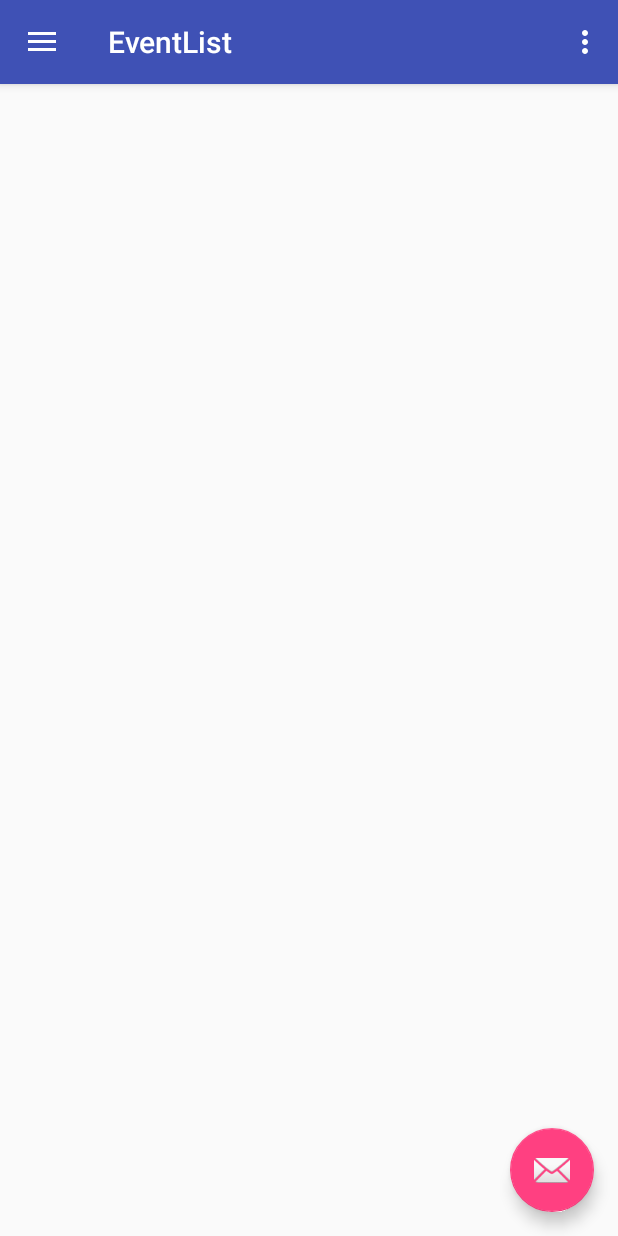
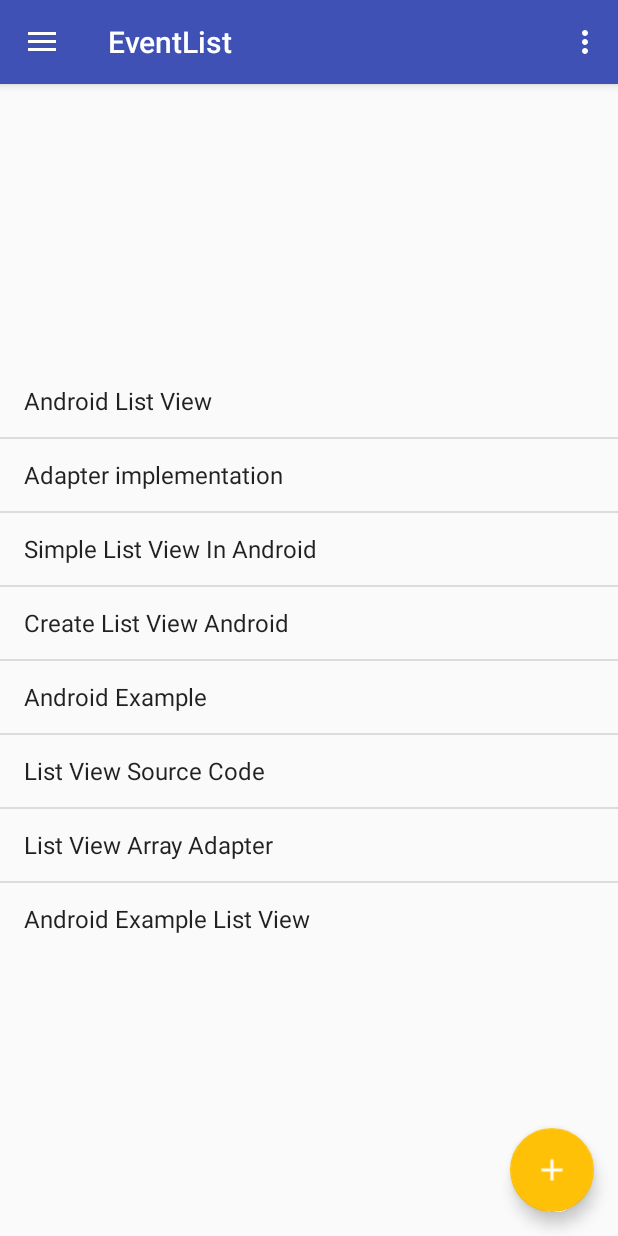
Before and after one commit to Albertorio/Get-0.2-Android, an Android app: the EventList screen opened directly, with no data from a screen before it, on a phone screen of 412 x 824 dp. Run offline under Robolectric (Android 15) with nearby library versions, the phone set to English and light mode, and no system bars; our stand-ins replace CircleImageView; libraries missing offline, so code that uses them is left out: com.parse; 5 statements that could not run were skipped.

Commit message:
fixed picture, working on add event

```diff
--- a/app/build.gradle
+++ b/app/build.gradle
@@ -35,11 +35,12 @@ allprojects {
 dependencies {
     compile fileTree(dir: 'libs', include: ['*.jar'])
     testCompile 'junit:junit:4.12'
+
     compile 'com.android.support:appcompat-v7:23.1.1'
     compile 'com.android.support:design:23.1.1'
     compile 'de.hdodenhof:circleimageview:2.0.0'
     compile 'pl.droidsonroids.gif:android-gif-drawable:1.1.+'
     compile 'com.parse.bolts:bolts-android:1.+'
     compile 'com.parse:parse-android:1.+'
-
+    compile 'com.google.android.gms:play-services:8.4.0'
 }
--- a/app/src/main/java/com/chamas/luis/getver2/EventList.java
+++ b/app/src/main/java/com/chamas/luis/getver2/EventList.java
@@ -1,9 +1,13 @@
 package com.chamas.luis.getver2;
 
+import android.app.Activity;
 import android.content.Intent;
+import android.graphics.Bitmap;
+import android.graphics.BitmapFactory;
 import android.os.Bundle;
 import android.support.design.widget.FloatingActionButton;
 import android.support.design.widget.Snackbar;
+import android.util.Log;
 import android.view.LayoutInflater;
 import android.view.View;
 import android.support.design.widget.NavigationView;
@@ -14,21 +18,33 @@ import android.support.v7.app.AppCompatActivity;
 import android.support.v7.widget.Toolbar;
 import android.view.Menu;
 import android.view.MenuItem;
+import android.widget.AdapterView;
+import android.widget.ArrayAdapter;
+import android.widget.ListAdapter;
+import android.widget.ListView;
 import android.widget.SlidingDrawer;
 import android.widget.TextView;
 import android.widget.Toast;
 
+import com.google.android.gms.common.api.GoogleApiClient;
+import com.google.android.gms.location.LocationServices;
+import com.parse.GetDataCallback;
+import com.parse.ParseException;
+import com.parse.ParseFile;
 import com.parse.ParseUser;
 
 import org.w3c.dom.Text;
 
+import java.io.File;
+
+import de.hdodenhof.circleimageview.CircleImageView;
+
 public class EventList extends AppCompatActivity implements NavigationView.OnNavigationItemSelectedListener {
     TextView navName, navEmail;
-    private DrawerLayout mDrawerLayout;
-    private ActionBarDrawerToggle mDrawerToggle;
-    private CharSequence mDrawerTitle;
-    private CharSequence mTitle;
-
+    ListAdapter listAdapter;
+    ListView eventList;
+    CircleImageView profileImage;
+    GoogleApiClient mGoogleApiClient;
 
 
     @Override
@@ -38,26 +54,68 @@ public class EventList extends AppCompatActivity implements NavigationView.OnNav
         Toolbar toolbar = (Toolbar) findViewById(R.id.toolbar);
         setSupportActionBar(toolbar);
 
+        eventList = (ListView) findViewById(R.id.listView);
 
 
 
+        String[] values = new String[]{"Android List View",
+                "Adapter implementation",
+                "Simple List View In Android",
+                "Create List View Android",
+                "Android Example",
+                "List View Source Code",
+                "List View Array Adapter",
+                "Android Example List View"
+        };
+
+        // Define a new Adapter
+        // First parameter - Context
+        // Second parameter - Layout for the row
+        // Third parameter - ID of the TextView to which the data is written
+        // Forth - the Array of data
+        ArrayAdapter<String> adapter = new ArrayAdapter<String>(this,
+                android.R.layout.simple_list_item_1, android.R.id.text1, values);
+
+        // Assign adapter to ListView
+        eventList.setAdapter(adapter);
+
+        // ListView Item Click Listener
+        eventList.setOnItemClickListener(new AdapterView.OnItemClickListener() {
+
+            @Override
+            public void onItemClick(AdapterView<?> parent, View view,
+                                    int position, long id) {
+
+                // ListView Clicked item index
+                int itemPosition = position;
+
+                // ListView Clicked item value
+                String itemValue = (String) eventList.getItemAtPosition(position);
+
+                // Show Alert
+                Toast.makeText(getApplicationContext(),
+                        "Position :" + itemPosition + "  ListItem : " + itemValue, Toast.LENGTH_LONG)
+                        .show();
+
+            }
+
+        });
+
+
         ParseUser user = ParseUser.getCurrentUser();
-        final String name = (String)user.get("Name");
-        final String email = (String)user.get("email");
-
-//        Toast.makeText(this, "name: " + name, Toast.LENGTH_SHORT).show();
-//        Toast.makeText(this, "email: " + email, Toast.LENGTH_LONG).show();
+        final String name = (String) user.get("Name");
+        final String email = (String) user.get("email");
 
 
         FloatingActionButton fab = (FloatingActionButton) findViewById(R.id.fab);
         fab.setOnClickListener(new View.OnClickListener() {
             @Override
             public void onClick(View view) {
-                Snackbar.make(view, "Replace with your own action", Snackbar.LENGTH_LONG)
-                        .setAction("Action", null).show();
+                addEvent(view);
+//                Snackbar.make(view, "Replace with your own action", Snackbar.LENGTH_LONG)
+//                        .setAction("Action", null).show();
             }
         });
-
 
 
         DrawerLayout drawer = (DrawerLayout) findViewById(R.id.drawer_layout);
@@ -71,10 +129,40 @@ public class EventList extends AppCompatActivity implements NavigationView.OnNav
         View headerView = LayoutInflater.from(this).inflate(R.layout.nav_header_event_list, navigationView, false);
         navigationView.addHeaderView(headerView);
         navigationView.setNavigationItemSelectedListener(this);
-        navName = (TextView)headerView.findViewById(R.id.navname);
+
+        navName = (TextView) headerView.findViewById(R.id.navname);
         navName.setText(name);
         navEmail = (TextView) headerView.findViewById(R.id.navemail);
         navEmail.setText(email);
+
+        ParseFile fileObject = (ParseFile) user.get("Picture");
+        fileObject.getDataInBackground(new GetDataCallback() {
+            @Override
+            public void done(byte[] data, ParseException e) {
+                if (e == null) {
+                    //Decode the Byte[] into Bitmap
+                    Bitmap bpm = BitmapFactory.decodeByteArray(data, 0, data.length);
+                    profileImage = (CircleImageView) findViewById(R.id.profile_image);
+                    profileImage.setImageBitmap(bpm);
+                } else {
+                    Log.d("Test", "Problem load image the data");
+                }
+            }
+        });
+
+    }
+
+    public void addEvent(View v) {
+        Intent intent = new Intent(this, MapsActivity.class);
+        startActivityForResult(intent, 1);
+    }
+
+    public void onActivityResult(int requestCode, int resultCode, Intent data){
+        if(requestCode == 1){
+            if(resultCode == Activity.RESULT_OK){
+
+            }
+        }
     }
 
     @Override
--- a/app/src/main/res/layout/app_bar_event_list.xml
+++ b/app/src/main/res/layout/app_bar_event_list.xml
@@ -29,6 +29,6 @@
         android:layout_height="wrap_content"
         android:layout_gravity="bottom|end"
         android:layout_margin="@dimen/fab_margin"
-        android:src="@android:drawable/ic_dialog_email" />
+        android:src="@drawable/ic_add_white_24dp" />
 
 </android.support.design.widget.CoordinatorLayout>
--- a/app/src/main/res/layout/content_event_list.xml
+++ b/app/src/main/res/layout/content_event_list.xml
@@ -5,11 +5,15 @@
     android:layout_width="match_parent"
     android:layout_height="match_parent"
     android:paddingBottom="@dimen/activity_vertical_margin"
-    android:paddingLeft="@dimen/activity_horizontal_margin"
-    android:paddingRight="@dimen/activity_horizontal_margin"
-    android:paddingTop="@dimen/activity_vertical_margin"
     app:layout_behavior="@string/appbar_scrolling_view_behavior"
     tools:context="com.chamas.luis.getver2.EventList"
     tools:showIn="@layout/app_bar_event_list">
 
+
+    <ListView
+        android:layout_width="match_parent"
+        android:layout_height="wrap_content"
+        android:id="@+id/listView"
+        android:layout_centerVertical="true"
+        android:layout_centerHorizontal="true" />
 </RelativeLayout>
--- a/app/src/main/res/layout/nav_header_event_list.xml
+++ b/app/src/main/res/layout/nav_header_event_list.xml
@@ -18,7 +18,8 @@
         android:layout_height="50dp"
         android:src="@drawable/default_profile_large"
         app:civ_border_width="2dp"
-        app:civ_border_color="#FF000000"/>
+        app:civ_border_color="#FF000000"
+        android:layout_marginLeft="10dp"/>
 
     <TextView
         android:id="@+id/navname"
--- a/app/src/main/res/values/colors.xml
+++ b/app/src/main/res/values/colors.xml
@@ -2,5 +2,5 @@
 <resources>
     <color name="colorPrimary">#3F51B5</color>
     <color name="colorPrimaryDark">#303F9F</color>
-    <color name="colorAccent">#FF4081</color>
+    <color name="colorAccent">#FFC107</color>
 </resources>
--- a/app/src/main/res/values/strings.xml
+++ b/app/src/main/res/values/strings.xml
@@ -12,4 +12,6 @@
 
     <string name="navigation_drawer_open">Open navigation drawer</string>
     <string name="navigation_drawer_close">Close navigation drawer</string>
+    <string name="title_activity_add_event">AddEvent</string>
+    <string name="title_activity_maps">Map</string>
 </resources>
```
Also changed, not shown: app/src/debug/res/values/google_maps_api.xml (added, +21 -0 lines), app/src/main/AndroidManifest.xml (+24 -0 lines), app/src/main/java/com/chamas/luis/getver2/AddEvent.java (added, +35 -0 lines), app/src/main/java/com/chamas/luis/getver2/MapsActivity.java (added, +53 -0 lines), app/src/main/res/layout/activity_add_event.xml (added, +25 -0 lines), app/src/main/res/layout/activity_maps.xml (added, +7 -0 lines), app/src/main/res/layout/checking_event_things.xml (added, +32 -0 lines), app/src/main/res/layout/content_add_event.xml (added, +38 -0 lines), app/src/main/res/drawable/ic_add_white_24dp.png (added), 2 other files.
